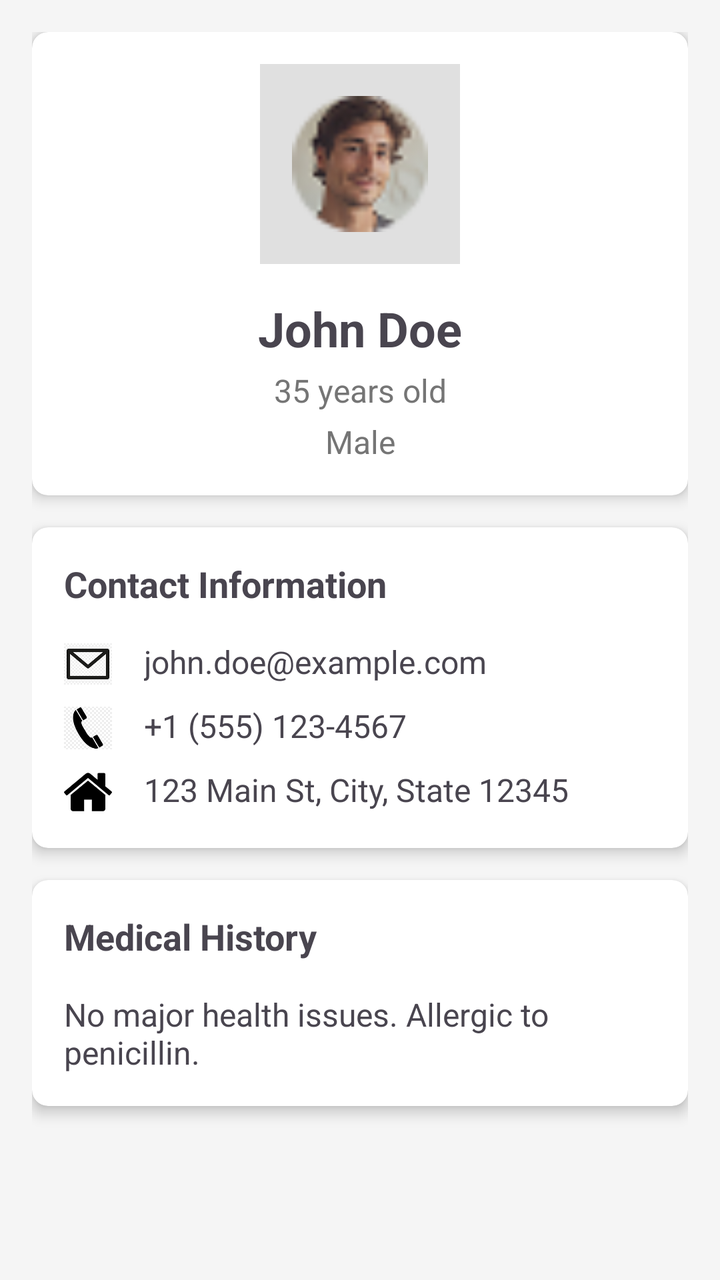
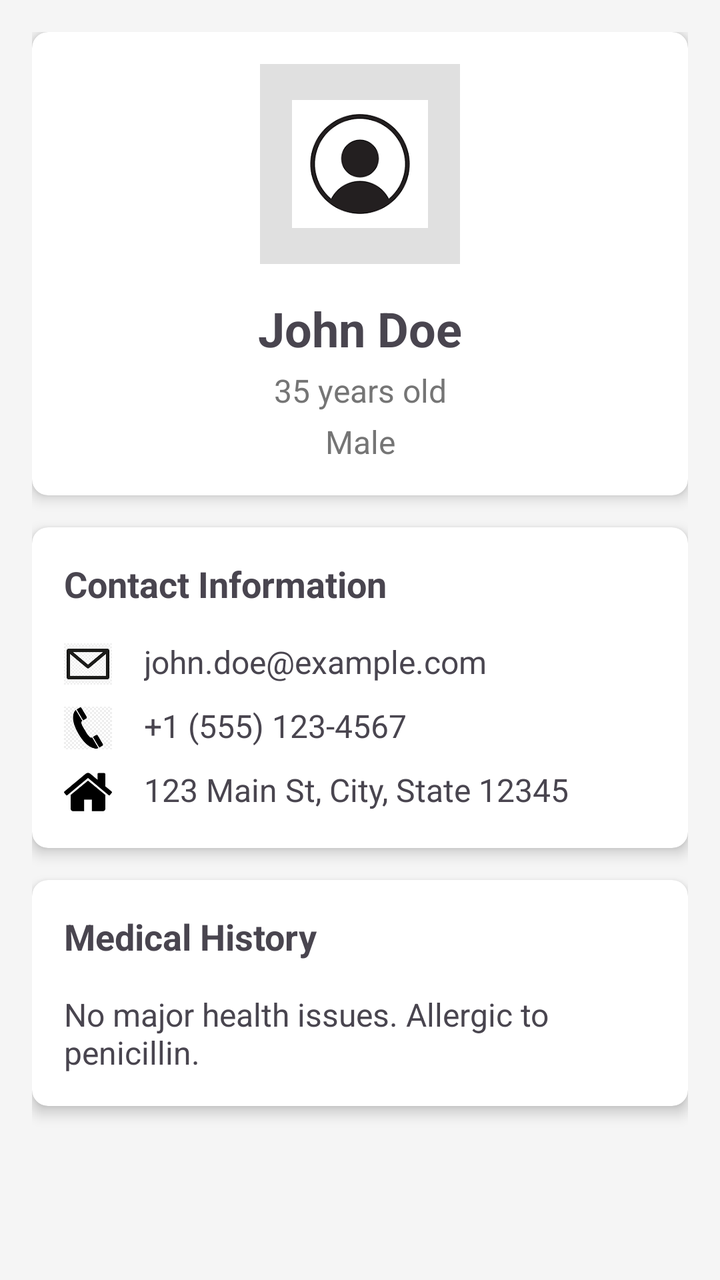

The first picture is an Android layout as it rendered before a commit; the second is the same layout after the commit. The layout source and the unified diff follow.
<!-- AndroidManifest.xml: application theme Theme.Med -->
<!-- res/layout/activity_patient_profile.xml -->
<?xml version="1.0" encoding="utf-8"?>
<ScrollView xmlns:android="http://schemas.android.com/apk/res/android"
    xmlns:app="http://schemas.android.com/apk/res-auto"
    android:layout_width="match_parent"
    android:layout_height="match_parent"
    android:background="#F5F5F5">

    <LinearLayout
        android:layout_width="match_parent"
        android:layout_height="wrap_content"
        android:orientation="vertical"
        android:padding="16dp">

        <androidx.cardview.widget.CardView
            android:layout_width="match_parent"
            android:layout_height="wrap_content"
            android:layout_marginBottom="16dp"
            app:cardCornerRadius="8dp"
            app:cardElevation="4dp">

            <LinearLayout
                android:layout_width="match_parent"
                android:layout_height="wrap_content"
                android:orientation="vertical"
                android:padding="16dp">

                <ImageView
                    android:id="@+id/imgPatientAvatar"
                    android:layout_width="100dp"
                    android:layout_height="100dp"
                    android:layout_gravity="center_horizontal"
                    android:src="@drawable/frame"
                    android:contentDescription="Patient Avatar"
                    android:background="#E0E0E0"
                    android:padding="16dp"/>

                <TextView
                    android:id="@+id/tvName"
                    android:layout_width="match_parent"
                    android:layout_height="wrap_content"
                    android:gravity="center"
                    android:text="John Doe"
                    android:textSize="24sp"
                    android:textStyle="bold"
                    android:layout_marginTop="16dp"/>

                <TextView
                    android:id="@+id/tvAge"
                    android:layout_width="match_parent"
                    android:layout_height="wrap_content"
                    android:gravity="center"
                    android:text="35 years old"
                    android:textSize="16sp"
                    android:textColor="#757575"
                    android:layout_marginTop="4dp"/>

                <TextView
                    android:id="@+id/tvGender"
                    android:layout_width="match_parent"
                    android:layout_height="wrap_content"
                    android:gravity="center"
                    android:text="Male"
                    android:textSize="16sp"
                    android:textColor="#757575"
                    android:layout_marginTop="4dp"/>
            </LinearLayout>
        </androidx.cardview.widget.CardView>

        <androidx.cardview.widget.CardView
            android:layout_width="match_parent"
            android:layout_height="wrap_content"
            android:layout_marginBottom="16dp"
            app:cardCornerRadius="8dp"
            app:cardElevation="4dp">

            <LinearLayout
                android:layout_width="match_parent"
                android:layout_height="wrap_content"
                android:orientation="vertical"
                android:padding="16dp">

                <TextView
                    android:layout_width="wrap_content"
                    android:layout_height="wrap_content"
                    android:text="Contact Information"
                    android:textSize="18sp"
                    android:textStyle="bold"
                    android:layout_marginBottom="8dp"/>

                <LinearLayout
                    android:layout_width="match_parent"
                    android:layout_height="wrap_content"
                    android:orientation="horizontal"
                    android:layout_marginTop="8dp">

                    <ImageView
                        android:layout_width="24dp"
                        android:layout_height="24dp"
                        android:src="@drawable/email"
                        android:contentDescription="Email Icon"/>

                    <TextView
                        android:id="@+id/tvEmail"
                        android:layout_width="match_parent"
                        android:layout_height="wrap_content"
                        android:layout_marginStart="16dp"
                        android:text="john.doe@example.com"
                        android:textSize="16sp"/>
                </LinearLayout>

                <LinearLayout
                    android:layout_width="match_parent"
                    android:layout_height="wrap_content"
                    android:orientation="horizontal"
                    android:layout_marginTop="8dp">

                    <ImageView
                        android:layout_width="24dp"
                        android:layout_height="24dp"
                        android:src="@drawable/call"
                        android:contentDescription="Phone Icon"/>

                    <TextView
                        android:id="@+id/tvMobile"
                        android:layout_width="match_parent"
                        android:layout_height="wrap_content"
                        android:layout_marginStart="16dp"
                        android:text="+1 (555) 123-4567"
                        android:textSize="16sp"/>
                </LinearLayout>

                <LinearLayout
                    android:layout_width="match_parent"
                    android:layout_height="wrap_content"
                    android:orientation="horizontal"
                    android:layout_marginTop="8dp">

                    <ImageView
                        android:layout_width="24dp"
                        android:layout_height="24dp"
                        android:src="@drawable/ghar"
                        android:contentDescription="Location Icon"/>

                    <TextView
                        android:id="@+id/tvAddress"
                        android:layout_width="match_parent"
                        android:layout_height="wrap_content"
                        android:layout_marginStart="16dp"
                        android:text="123 Main St, City, State 12345"
                        android:textSize="16sp"/>
                </LinearLayout>
            </LinearLayout>
        </androidx.cardview.widget.CardView>

        <androidx.cardview.widget.CardView
            android:layout_width="match_parent"
            android:layout_height="wrap_content"
            android:layout_marginBottom="16dp"
            app:cardCornerRadius="8dp"
            app:cardElevation="4dp">

            <LinearLayout
                android:layout_width="match_parent"
                android:layout_height="wrap_content"
                android:orientation="vertical"
                android:padding="16dp">

                <TextView
                    android:layout_width="wrap_content"
                    android:layout_height="wrap_content"
                    android:text="Medical History"
                    android:textSize="18sp"
                    android:textStyle="bold"
                    android:layout_marginBottom="8dp"/>

                <TextView
                    android:id="@+id/tvMedicalHistory"
                    android:layout_width="match_parent"
                    android:layout_height="wrap_content"
                    android:text="No major health issues. Allergic to penicillin."
                    android:textSize="16sp"
                    android:layout_marginTop="8dp"/>
            </LinearLayout>
        </androidx.cardview.widget.CardView>

        <androidx.cardview.widget.CardView
            android:layout_width="match_parent"
            android:layout_height="wrap_content"
            app:cardCornerRadius="8dp"
            app:cardElevation="4dp"/>

    </LinearLayout>
</ScrollView>
<!-- resources referenced by this layout -->
<resources>
  <!-- drawable call: png bitmap (drawable, 3368 bytes) -->
  <!-- drawable email: png bitmap (drawable, 3793 bytes) -->
  <!-- drawable frame: png bitmap (drawable, 2843 bytes) -->
  <!-- drawable ghar: png bitmap (drawable, 1331 bytes) -->
  <style name="Theme.Med" parent="Base.Theme.Med" />
  <style name="Base.Theme.Med" parent="Theme.Material3.DayNight.NoActionBar">
          
          
      </style>
</resources>

<!-- the commit's change to res/layout/activity_patient_profile.xml (unified diff, before → after) -->
@@ -29,7 +29,7 @@
                     android:layout_width="100dp"
                     android:layout_height="100dp"
                     android:layout_gravity="center_horizontal"
-                    android:src="@drawable/frame"
+                    android:src="@drawable/profile"
                     android:contentDescription="Patient Avatar"
                     android:background="#E0E0E0"
                     android:padding="16dp"/>
<!-- resource entries referenced after the edit -->
@@ -2,8 +2,8 @@
 <resources>
   <!-- drawable call: png bitmap (drawable, 3368 bytes) -->
   <!-- drawable email: png bitmap (drawable, 3793 bytes) -->
-  <!-- drawable frame: png bitmap (drawable, 2843 bytes) -->
   <!-- drawable ghar: png bitmap (drawable, 1331 bytes) -->
+  <!-- drawable profile: png bitmap (drawable, 3988 bytes) -->
   <style name="Theme.Med" parent="Base.Theme.Med" />
   <style name="Base.Theme.Med" parent="Theme.Material3.DayNight.NoActionBar">
           
